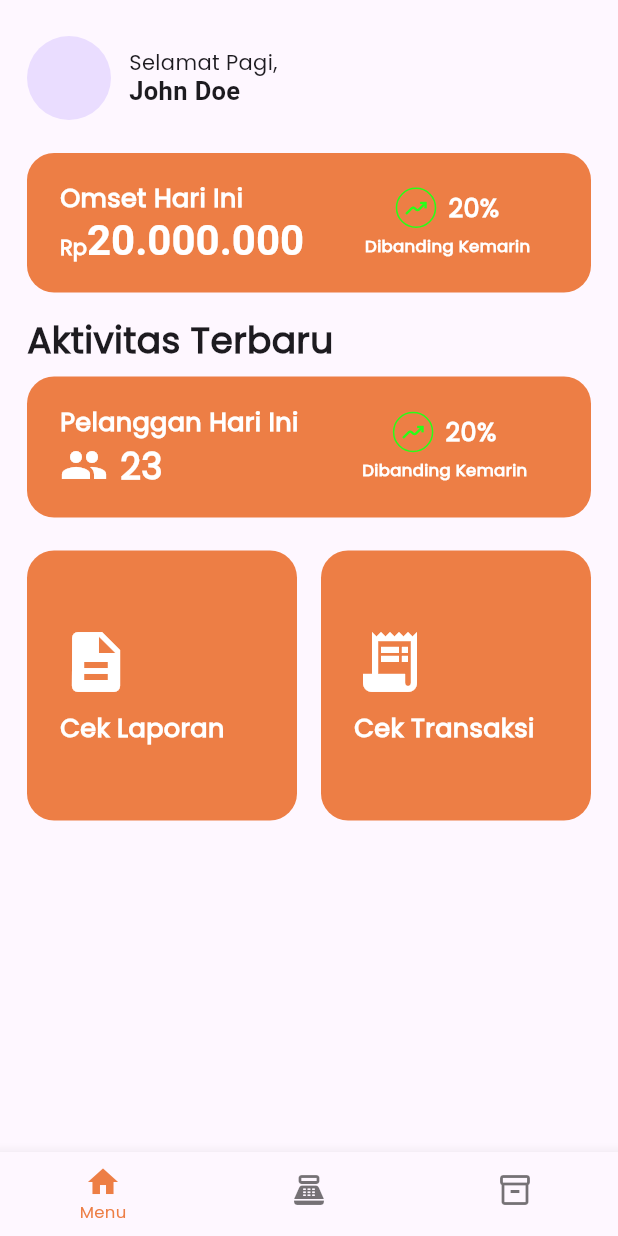
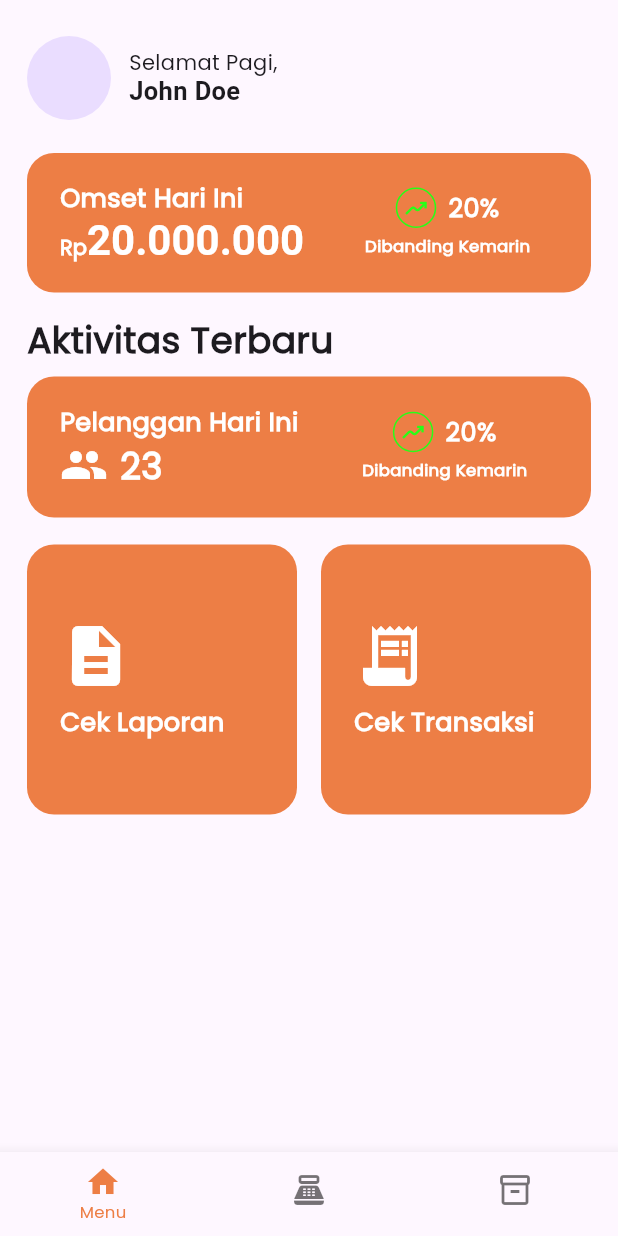
Before and after one commit to hoesk1ee/mitra_surya_jaya, a Flutter app: the HomePage screen opened by its route, on a phone screen of 412 x 824 dp. Run offline on Flutter 3.47's test engine with Material 3 defaults, Android fonts, the phone set to English and light mode, and no system bars; our stand-ins replace gap, go_router, google_fonts, qr_flutter, shared_preferences; accounts and stored records are empty.

Commit message:
Change Padding

```diff
--- a/lib/presentation/pages/home_page.dart
+++ b/lib/presentation/pages/home_page.dart
@@ -210,7 +210,7 @@ class HomePage extends StatelessWidget {
                   ],
                 ),
               ),
-              const Gap(22),
+              const Gap(18),
               Expanded(
                 child: GridView.count(
                   mainAxisSpacing: 16,
```
